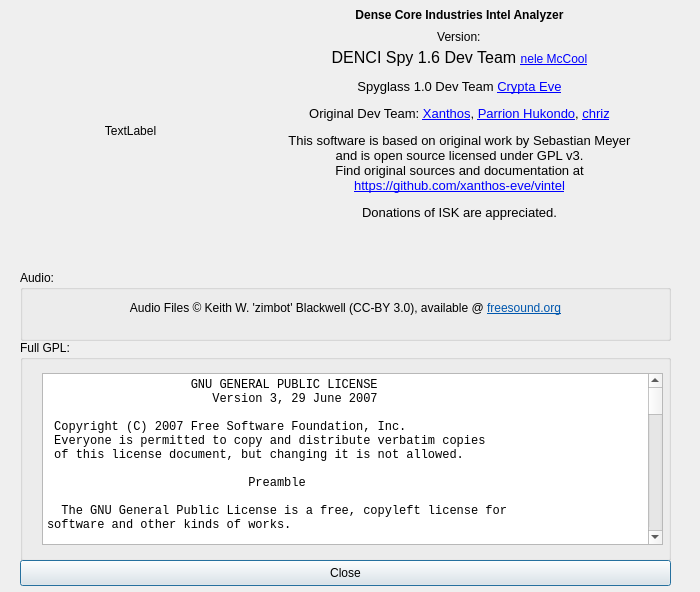
Before: the Qt Designer form src/vi/ui/Info.ui in jkey-67/spyglass, drawn with Qt 5.
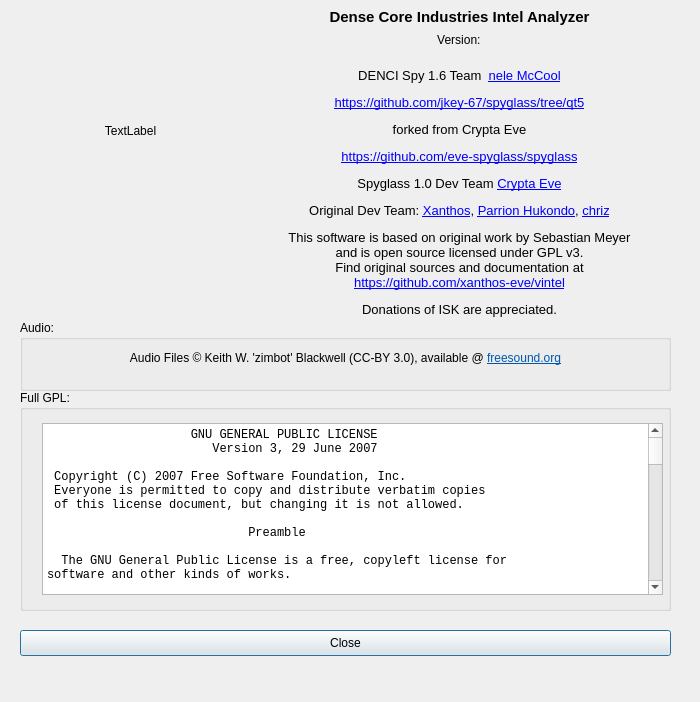
After: the same form once the commit is applied.

```diff
--- a/src/vi/ui/Info.ui
+++ b/src/vi/ui/Info.ui
@@ -7,7 +7,7 @@
     <x>0</x>
     <y>0</y>
     <width>700</width>
-    <height>592</height>
+    <height>702</height>
    </rect>
   </property>
   <property name="sizePolicy">
@@ -19,13 +19,13 @@
   <property name="minimumSize">
    <size>
     <width>700</width>
-    <height>563</height>
+    <height>653</height>
    </size>
   </property>
   <property name="maximumSize">
    <size>
     <width>700</width>
-    <height>592</height>
+    <height>702</height>
    </size>
   </property>
   <property name="windowTitle">
@@ -35,7 +35,7 @@
    <property name="geometry">
     <rect>
      <x>20</x>
-     <y>340</y>
+     <y>390</y>
      <width>651</width>
      <height>221</height>
     </rect>
@@ -746,11 +746,24 @@
      <x>249</x>
      <y>8</y>
      <width>421</width>
-     <height>261</height>
+     <height>334</height>
     </rect>
    </property>
    <property name="text">
-    <string>&lt;html&gt;&lt;head/&gt;&lt;body&gt;&lt;p align=&quot;center&quot;&gt;&lt;span style=&quot; font-weight:600;&quot;&gt;Dense Core Industries Intel Analyzer&lt;/span&gt;&lt;br/&gt;&lt;/p&gt;&lt;p align=&quot;center&quot;&gt;&lt;span style=&quot; font-size:12pt;&quot;&gt;DENCI Spy 1.6 Dev Team &lt;/span&gt;&lt;a href=&quot;https://github.com/jkey-67/spyglass/tree/qt5&quot;&gt;&lt;span style=&quot; text-decoration: underline; color:#0000ff;&quot;&gt;nele McCool&lt;/span&gt;&lt;/a&gt;&lt;/p&gt;&lt;p align=&quot;center&quot;&gt;&lt;span style=&quot; font-size:10pt;&quot;&gt;Spyglass 1.0 Dev Team &lt;/span&gt;&lt;a href=&quot;mailto: crypta@crypta.tech&quot;&gt;&lt;span style=&quot; font-size:10pt; text-decoration: underline; color:#0000ff;&quot;&gt;Crypta Eve&lt;/span&gt;&lt;/a&gt;&lt;/p&gt;&lt;p align=&quot;center&quot;&gt;&lt;span style=&quot; font-size:10pt;&quot;&gt;Original Dev Team: &lt;/span&gt;&lt;a href=&quot;mailto:xanthos.eve@gmail.com&quot;&gt;&lt;span style=&quot; font-size:10pt; text-decoration: underline; color:#0000ff;&quot;&gt;Xanthos&lt;/span&gt;&lt;/a&gt;&lt;span style=&quot; font-size:10pt;&quot;&gt;, &lt;/span&gt;&lt;a href=&quot;mailto:lightlazer@gmail.com&quot;&gt;&lt;span style=&quot; font-size:10pt; text-decoration: underline; color:#0000ff;&quot;&gt;Parrion Hukondo&lt;/span&gt;&lt;/a&gt;&lt;span style=&quot; font-size:10pt;&quot;&gt;, &lt;/span&gt;&lt;a href=&quot;mailto:cberg@3wsolutions.se&quot;&gt;&lt;span style=&quot; font-size:10pt; text-decoration: underline; color:#0000ff;&quot;&gt;chriz&lt;/span&gt;&lt;/a&gt;&lt;/p&gt;&lt;p align=&quot;center&quot;&gt;&lt;span style=&quot; font-size:10pt;&quot;&gt;This software is based on original work by Sebastian Meyer &lt;br/&gt;and is open source licensed under GPL v3.&lt;br/&gt;Find original sources and documentation at&lt;br/&gt;&lt;/span&gt;&lt;a href=&quot;https://github.com/XanthosX/vintel&quot;&gt;&lt;span style=&quot; font-size:10pt; text-decoration: underline; color:#0000ff;&quot;&gt;https://github.com/xanthos-eve/vintel&lt;/span&gt;&lt;/a&gt;&lt;/p&gt;&lt;p align=&quot;center&quot;&gt;&lt;span style=&quot; font-size:10pt;&quot;&gt;Donations of ISK are appreciated.&lt;/span&gt;&lt;/p&gt;&lt;/body&gt;&lt;/html&gt;</string>
+    <string>&lt;!DOCTYPE HTML PUBLIC &quot;-//W3C//DTD HTML 4.0//EN&quot; &quot;http://www.w3.org/TR/REC-html40/strict.dtd&quot;&gt;
+&lt;html&gt;&lt;head&gt;&lt;meta name=&quot;qrichtext&quot; content=&quot;1&quot; /&gt;&lt;style type=&quot;text/css&quot;&gt;
+p, li { white-space: pre-wrap; }
+&lt;/style&gt;&lt;/head&gt;&lt;body style=&quot; font-family:'Cantarell'; font-size:11pt; font-weight:400; font-style:normal;&quot;&gt;
+&lt;p align=&quot;center&quot; style=&quot; margin-top:12px; margin-bottom:12px; margin-left:0px; margin-right:0px; -qt-block-indent:0; text-indent:0px;&quot;&gt;&lt;span style=&quot; font-weight:600;&quot;&gt;Dense Core Industries Intel Analyzer&lt;/span&gt;&lt;/p&gt;
+&lt;p align=&quot;center&quot; style=&quot;-qt-paragraph-type:empty; margin-top:12px; margin-bottom:12px; margin-left:0px; margin-right:0px; -qt-block-indent:0; text-indent:0px;&quot;&gt;&lt;br /&gt;&lt;/p&gt;
+&lt;p align=&quot;center&quot; style=&quot; margin-top:12px; margin-bottom:12px; margin-left:0px; margin-right:0px; -qt-block-indent:0; text-indent:0px;&quot;&gt;&lt;span style=&quot; font-size:10pt;&quot;&gt;DENCI Spy 1.6 Team  &lt;/span&gt;&lt;a href=&quot;mailto:nele.mccool@gmx.net&quot;&gt;&lt;span style=&quot; font-size:10pt; text-decoration: underline; color:#0000ff;&quot;&gt;nele McCool&lt;/span&gt;&lt;/a&gt;&lt;/p&gt;
+&lt;p align=&quot;center&quot; style=&quot; margin-top:12px; margin-bottom:12px; margin-left:0px; margin-right:0px; -qt-block-indent:0; text-indent:0px;&quot;&gt;&lt;a href=&quot;https://github.com/jkey-67/spyglass/tree/qt5&quot;&gt;&lt;span style=&quot; font-size:10pt; text-decoration: underline; color:#0000ff;&quot;&gt;https://github.com/jkey-67/spyglass/tree/qt5&lt;/span&gt;&lt;/a&gt;&lt;/p&gt;
+&lt;p align=&quot;center&quot; style=&quot; margin-top:12px; margin-bottom:12px; margin-left:0px; margin-right:0px; -qt-block-indent:0; text-indent:0px;&quot;&gt;&lt;span style=&quot; font-size:10pt;&quot;&gt;forked from Crypta Eve&lt;/span&gt;&lt;/p&gt;
+&lt;p align=&quot;center&quot; style=&quot; margin-top:12px; margin-bottom:12px; margin-left:0px; margin-right:0px; -qt-block-indent:0; text-indent:0px;&quot;&gt;&lt;a href=&quot;https://github.com/eve-spyglass/spyglass&quot;&gt;&lt;span style=&quot; font-size:10pt; text-decoration: underline; color:#0000ff;&quot;&gt;https://github.com/eve-spyglass/spyglass&lt;/span&gt;&lt;/a&gt;&lt;/p&gt;
+&lt;p align=&quot;center&quot; style=&quot; margin-top:12px; margin-bottom:12px; margin-left:0px; margin-right:0px; -qt-block-indent:0; text-indent:0px;&quot;&gt;&lt;span style=&quot; font-size:10pt;&quot;&gt;Spyglass 1.0 Dev Team &lt;/span&gt;&lt;a href=&quot;mailto: crypta@crypta.tech&quot;&gt;&lt;span style=&quot; font-size:10pt; text-decoration: underline; color:#0000ff;&quot;&gt;Crypta Eve&lt;/span&gt;&lt;/a&gt;&lt;/p&gt;
+&lt;p align=&quot;center&quot; style=&quot; margin-top:12px; margin-bottom:12px; margin-left:0px; margin-right:0px; -qt-block-indent:0; text-indent:0px;&quot;&gt;&lt;span style=&quot; font-size:10pt;&quot;&gt;Original Dev Team: &lt;/span&gt;&lt;a href=&quot;mailto:xanthos.eve@gmail.com&quot;&gt;&lt;span style=&quot; font-size:10pt; text-decoration: underline; color:#0000ff;&quot;&gt;Xanthos&lt;/span&gt;&lt;/a&gt;&lt;span style=&quot; font-size:10pt;&quot;&gt;, &lt;/span&gt;&lt;a href=&quot;mailto:lightlazer@gmail.com&quot;&gt;&lt;span style=&quot; font-size:10pt; text-decoration: underline; color:#0000ff;&quot;&gt;Parrion Hukondo&lt;/span&gt;&lt;/a&gt;&lt;span style=&quot; font-size:10pt;&quot;&gt;, &lt;/span&gt;&lt;a href=&quot;mailto:cberg@3wsolutions.se&quot;&gt;&lt;span style=&quot; font-size:10pt; text-decoration: underline; color:#0000ff;&quot;&gt;chriz&lt;/span&gt;&lt;/a&gt;&lt;/p&gt;
+&lt;p align=&quot;center&quot; style=&quot; margin-top:12px; margin-bottom:12px; margin-left:0px; margin-right:0px; -qt-block-indent:0; text-indent:0px;&quot;&gt;&lt;span style=&quot; font-size:10pt;&quot;&gt;This software is based on original work by Sebastian Meyer &lt;br /&gt;and is open source licensed under GPL v3.&lt;br /&gt;Find original sources and documentation at&lt;br /&gt;&lt;/span&gt;&lt;a href=&quot;https://github.com/XanthosX/vintel&quot;&gt;&lt;span style=&quot; font-size:10pt; text-decoration: underline; color:#0000ff;&quot;&gt;https://github.com/xanthos-eve/vintel&lt;/span&gt;&lt;/a&gt;&lt;/p&gt;
+&lt;p align=&quot;center&quot; style=&quot; margin-top:12px; margin-bottom:12px; margin-left:0px; margin-right:0px; -qt-block-indent:0; text-indent:0px;&quot;&gt;&lt;span style=&quot; font-size:10pt;&quot;&gt;Donations of ISK are appreciated.&lt;/span&gt;&lt;/p&gt;&lt;/body&gt;&lt;/html&gt;</string>
    </property>
    <property name="alignment">
     <set>Qt::AlignHCenter|Qt::AlignTop</set>
@@ -763,7 +776,7 @@
    <property name="geometry">
     <rect>
      <x>350</x>
-     <y>26</y>
+     <y>29</y>
      <width>221</width>
      <height>21</height>
     </rect>
@@ -779,7 +792,7 @@
    <property name="geometry">
     <rect>
      <x>20</x>
-     <y>560</y>
+     <y>630</y>
      <width>651</width>
      <height>26</height>
     </rect>
@@ -829,7 +842,7 @@
    <property name="geometry">
     <rect>
      <x>20</x>
-     <y>270</y>
+     <y>320</y>
      <width>651</width>
      <height>71</height>
     </rect>
```
